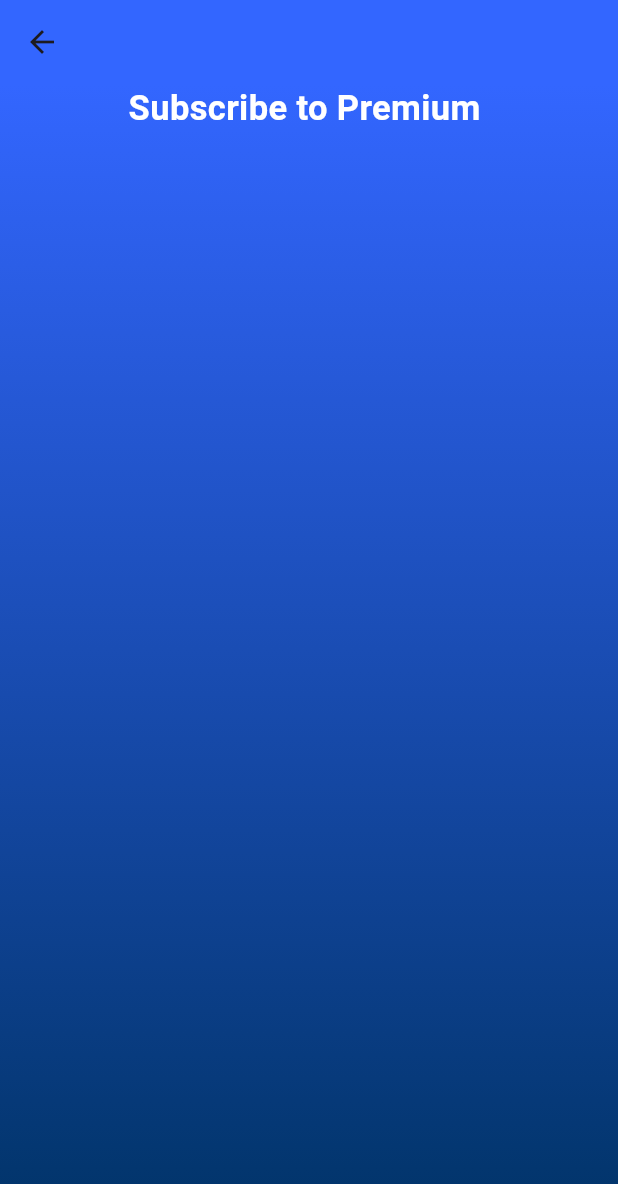
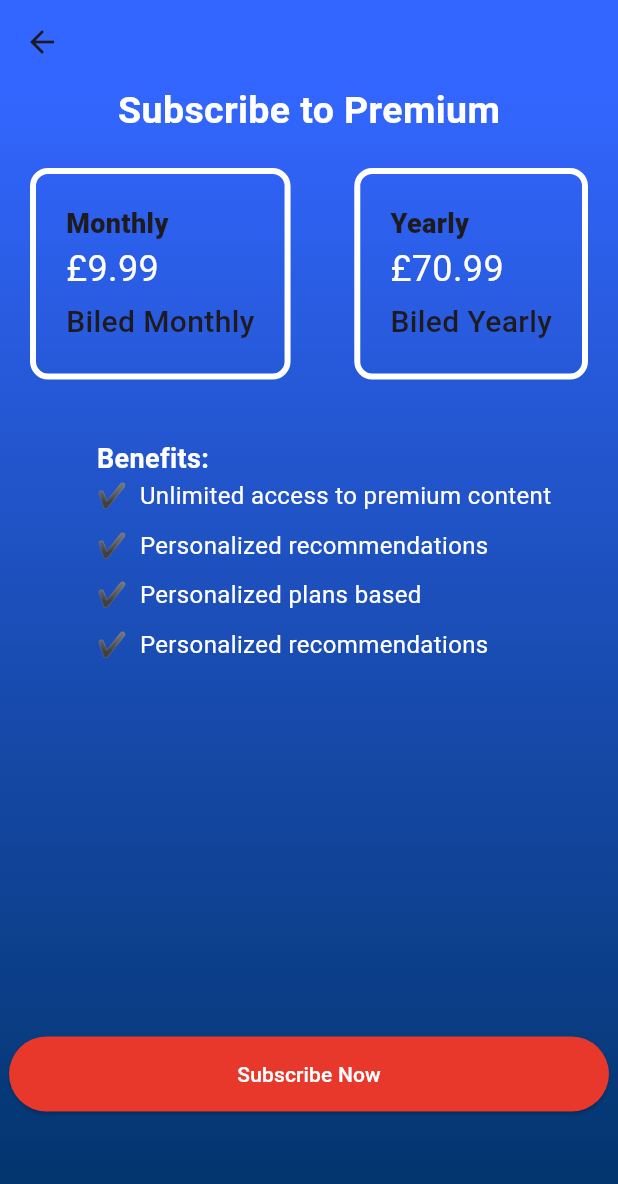
Before and after one commit to bhanuja2000/CS_19_Frontend, a Flutter app: the Subscription screen opened by its route, on a phone screen of 412 x 824 dp. Shown: the top 1184 px of the screen. Run offline on Flutter 3.47's test engine with Material 3 defaults, Android fonts, the phone set to English and light mode, and no system bars; our stand-ins replace google_fonts, intl_phone_number_input; Roboto replaces fonts that are missing (Acme).

Commit message:
subscribe plans completed

```diff
--- /dev/null
+++ b/lib/plans/firstplan.dart
@@ -0,0 +1,37 @@
+import 'package:flutter/material.dart';
+
+class Firstpackege extends StatefulWidget {
+  const Firstpackege({super.key});
+
+  @override
+  State<Firstpackege> createState() => _FirstpackegeState();
+}
+
+class _FirstpackegeState extends State<Firstpackege> {
+  @override
+  Widget build(BuildContext context) {
+    return Container(
+      padding: EdgeInsets.all(20),
+      decoration: BoxDecoration(
+          border: Border.all(color: Colors.white, width: 4),
+          borderRadius: BorderRadius.circular(12)),
+
+      // color: Colors.white,
+      child: const Column(
+        crossAxisAlignment: CrossAxisAlignment.start,
+        children: [
+          Text(
+            "Monthly",
+            style: TextStyle(fontSize: 18, fontWeight: FontWeight.w800),
+          ),
+          Text("£9.99", style: TextStyle(fontSize: 24, color: Colors.white)),
+          SizedBox(
+            height: 4,
+          ),
+          Text("Biled Monthly",
+              style: TextStyle(fontSize: 20, fontWeight: FontWeight.w500))
+        ],
+      ),
+    );
+  }
+}
--- /dev/null
+++ b/lib/plans/seondpan.dart
@@ -0,0 +1,31 @@
+import 'package:flutter/material.dart';
+
+class Secondplan extends StatelessWidget {
+  const Secondplan({super.key});
+
+  @override
+  Widget build(BuildContext context) {
+    return Container(
+      padding: EdgeInsets.all(20),
+      decoration: BoxDecoration(
+          border: Border.all(color: Colors.white, width: 4),
+          borderRadius: BorderRadius.circular(12)),
+      // color: Colors.white,
+      child: const Column(
+        crossAxisAlignment: CrossAxisAlignment.start,
+        children: [
+          Text(
+            "Yearly",
+            style: TextStyle(fontSize: 18, fontWeight: FontWeight.w800),
+          ),
+          Text("£70.99", style: TextStyle(fontSize: 24, color: Colors.white)),
+          SizedBox(
+            height: 4,
+          ),
+          Text("Biled Yearly",
+              style: TextStyle(fontSize: 20, fontWeight: FontWeight.w500))
+        ],
+      ),
+    );
+  }
+}
--- a/lib/subplan.dart
+++ b/lib/subplan.dart
@@ -1,4 +1,7 @@
 import 'package:flutter/material.dart';
+import 'package:google_fonts/google_fonts.dart';
+import 'package:textfild/plans/firstplan.dart';
+import 'package:textfild/plans/seondpan.dart';
 
 class Subscription extends StatefulWidget {
   const Subscription({super.key});
@@ -8,13 +11,14 @@ class Subscription extends StatefulWidget {
 }
 
 class _SubscriptionState extends State<Subscription> {
+  bool isselected = true;
   @override
   Widget build(BuildContext context) {
     double screenHeight = MediaQuery.of(context).size.height;
     double screenwidth = MediaQuery.of(context).size.width;
     return Scaffold(
       appBar: AppBar(
-        backgroundColor:const  Color(0xFF3366FF),
+        backgroundColor: const Color(0xFF3366FF),
       ),
       body: Container(
         height: screenHeight,
@@ -28,11 +32,86 @@ class _SubscriptionState extends State<Subscription> {
                 Color(0xFF003366),
               ]),
         ),
-        child: const Column(crossAxisAlignment: CrossAxisAlignment.center, children: [
+        child: Column(children: [
           Text(
-            "Subscribe to Premium ",
-            style: TextStyle(
-                color: Colors.white, fontSize: 23, fontWeight: FontWeight.w700,fontFamily: ),
+            "Subscribe to Premium",
+            style: GoogleFonts.acme(
+                fontSize: 25,
+                color: Colors.white,
+                fontWeight: FontWeight.w600), // Customizing font size and color
+          ),
+          Container(
+            margin: EdgeInsets.all(20),
+            child: Row(
+              mainAxisAlignment: MainAxisAlignment.spaceBetween,
+              children: [
+                GestureDetector(
+                  onTap: () => print("first"),
+                  child: Firstpackege(),
+                ),
+                GestureDetector(
+                  onTap: () => print("second"),
+                  child: Secondplan(),
+                )
+              ],
+            ),
+          ),
+          Container(
+            padding: EdgeInsets.all(20),
+            margin: EdgeInsets.only(left: 20),
+            child: const Column(
+              mainAxisAlignment: MainAxisAlignment.start,
+              crossAxisAlignment: CrossAxisAlignment.start,
+              children: [
+                Text(
+                  "Benefits:",
+                  style: TextStyle(
+                      fontSize: 18,
+                      fontWeight: FontWeight.bold,
+                      color: Colors.white),
+                ),
+                Text(
+                  "✔  Unlimited access to premium content",
+                  style: TextStyle(fontSize: 16, color: Colors.white),
+                ),
+                SizedBox(
+                  height: 10,
+                ),
+                Text(
+                  "✔  Personalized recommendations",
+                  style: TextStyle(fontSize: 16, color: Colors.white),
+                ),
+                SizedBox(
+                  height: 10,
+                ),
+                Text(
+                  "✔  Personalized plans based ",
+                  style: TextStyle(fontSize: 16, color: Colors.white),
+                ),
+                SizedBox(
+                  height: 10,
+                ),
+                Text(
+                  "✔  Personalized recommendations",
+                  style: TextStyle(fontSize: 16, color: Colors.white),
+                ),
+              ],
+            ),
+          ),
+          const SizedBox(
+            height: 230,
+          ),
+          Container(
+            width: 400,
+            height: 50,
+            child: ElevatedButton(
+                onPressed: () {},
+                style: ElevatedButton.styleFrom(
+                    backgroundColor: Color.fromARGB(255, 231, 56, 43)),
+                child: const Text(
+                  "Subscribe Now",
+                  style: TextStyle(color: Colors.white),
+                )),
           )
         ]),
       ),
```
Also changed, not shown: 1 other file.
